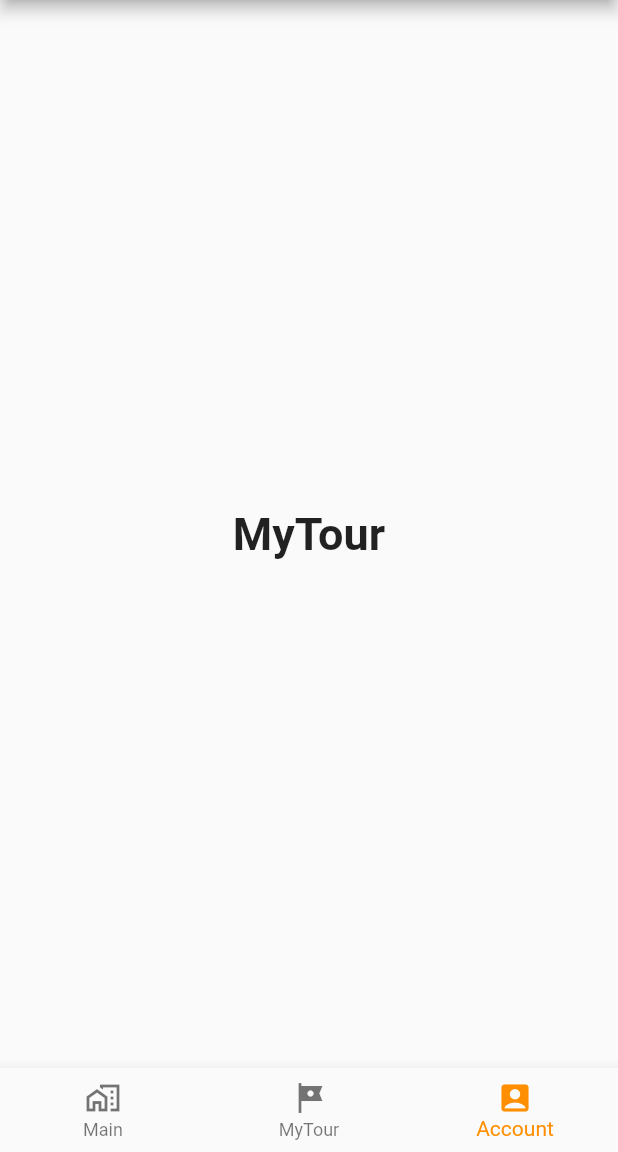
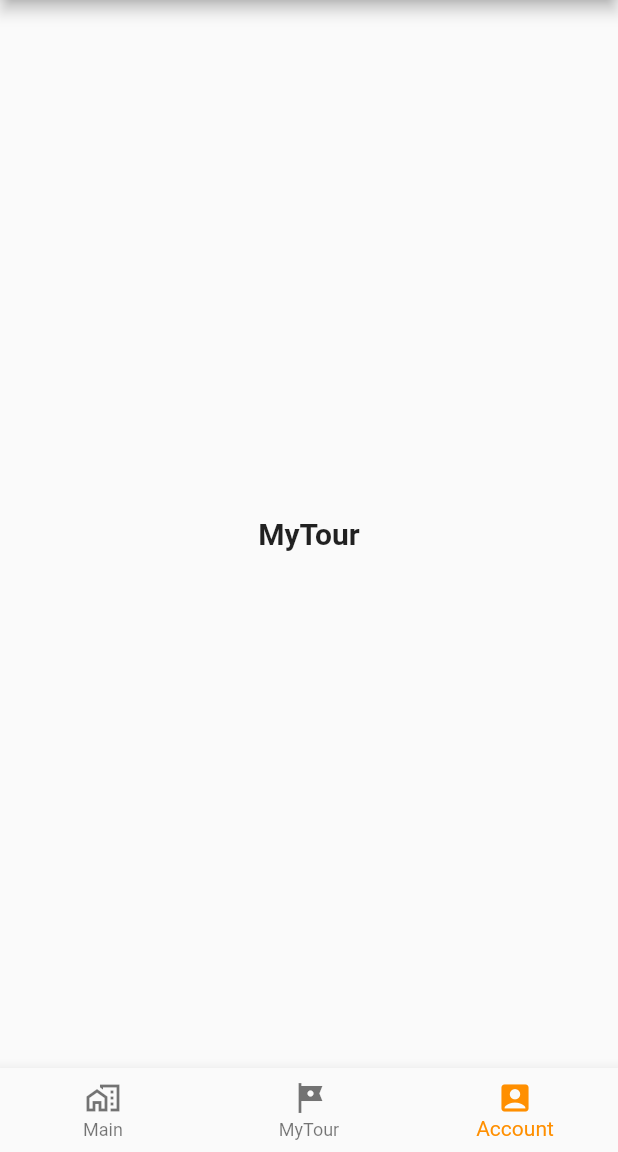
Before and after one commit to HanKyeol0/Campus-Touring-App, a Flutter app: the screen it shows after launch, item 3 of the bottom bar chosen, on a phone screen of 412 x 824 dp, the part 84-1236 px from its top. Run offline on Flutter 3.47's test engine with Material 2 defaults, Android fonts, the phone set to English and light mode, and no system bars.

Commit message:
my commit

```diff
--- a/lib/main.dart
+++ b/lib/main.dart
@@ -26,7 +26,7 @@ class MyStatefulWidget extends StatefulWidget {
 class _MyStatefulWidgetState extends State<MyStatefulWidget> {
   int _selectedIndex = 0;
   static const TextStyle optionStyle =
-      TextStyle(fontSize: 30, fontWeight: FontWeight.bold);
+      TextStyle(fontSize: 20, fontWeight: FontWeight.bold);
   final List<Widget> _widgetOptions = <Widget>[
     ListView(
       children: [
```
